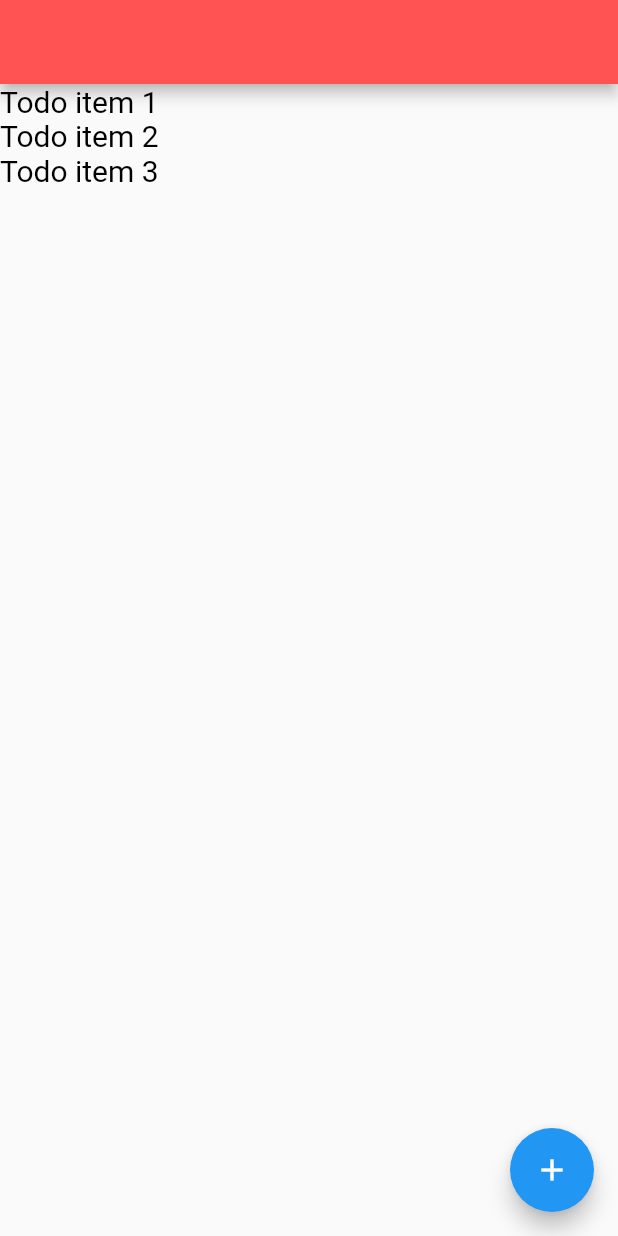
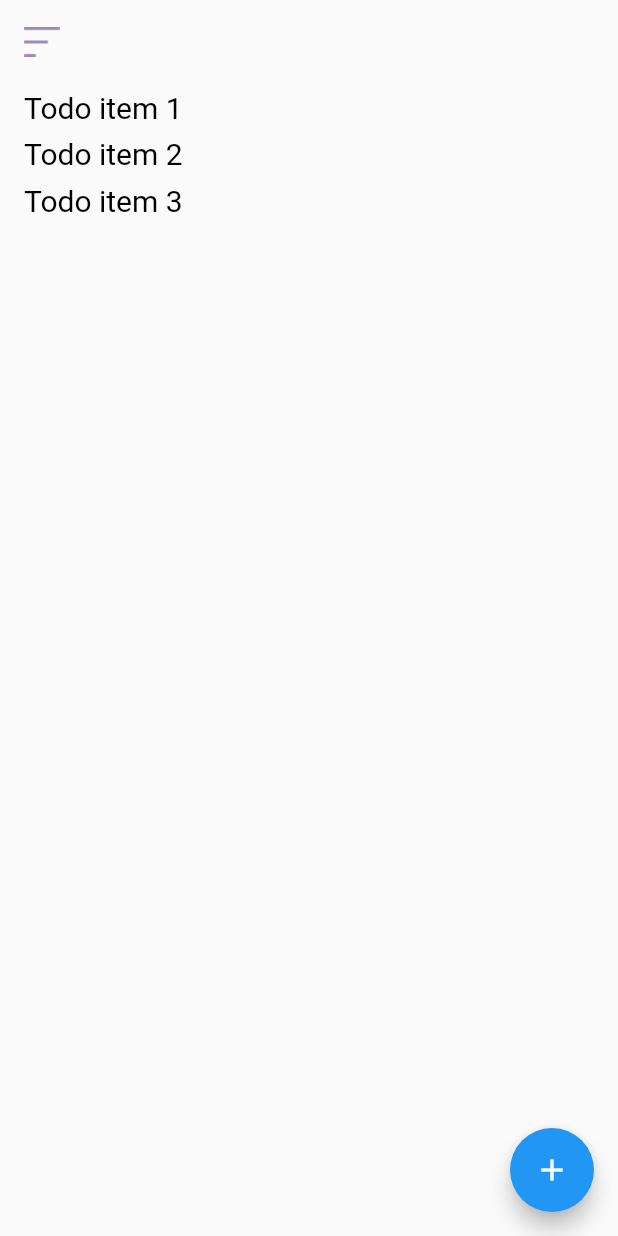
Before and after one commit to AhmedOsman07/todo_app, a Flutter app: the screen it shows after launch, on a phone screen of 412 x 824 dp. Run offline on Flutter 3.47's test engine with Material 2 defaults, Android fonts, the phone set to English and light mode, and no system bars; our stand-ins replace dio.

Commit message:
update2.0
update in pubspec to allow assets.

update in home to add todo and explantion missing for callback.

update in home to use imageAsset

```diff
--- a/lib/ui/home/component/todo_item_cell.dart
+++ b/lib/ui/home/component/todo_item_cell.dart
@@ -3,11 +3,11 @@ import 'package:flutter/material.dart';
 import '../../../model/todo_item_model.dart';
 
 class TodoItemCell extends StatefulWidget {
-  const TodoItemCell({Key? key, required this.item, required this.onUpdate})
+  const TodoItemCell({Key? key, required this.item, required this.onUpdateCallback})
       : super(key: key);
 
   final TodoItem item;
-  final void Function(bool) onUpdate;
+  final void Function(bool) onUpdateCallback;
 
   @override
   State<TodoItemCell> createState() => _TodoItemCellState();
@@ -25,16 +25,20 @@ class _TodoItemCellState extends State<TodoItemCell> {
 
   @override
   Widget build(BuildContext context) {
-    return GestureDetector(
+    return Container(
+      // color: Colors.black,
+      padding: const EdgeInsets.symmetric(horizontal: 16.0,vertical: 4),
+      child: GestureDetector(
           onTap: () {
             setState(() {
               isSelected = !isSelected;
             });
 
-          widget.onUpdate(isSelected);
+            widget.onUpdateCallback(isSelected);
           },
           child: Text(widget.item.text,
               style: TextStyle(
-                fontSize: 20, color: isSelected ? Colors.red : Colors.black)));
+                  fontSize: 20, color: isSelected ? Colors.red : Colors.black))),
+    );
   }
 }
--- a/lib/ui/home/home.dart
+++ b/lib/ui/home/home.dart
@@ -51,7 +51,9 @@ class _MyHomePageState extends State<MyHomePage> {
   Widget build(BuildContext context) {
     return Scaffold(
       appBar: AppBar(
-        backgroundColor: Colors.redAccent,
+        backgroundColor: Colors.transparent,
+        elevation: 0,
+        leading: Image.asset("assets/icons/menu_item.png"),
         // title: Text(widget.title),
       ),
       body:
@@ -70,8 +72,11 @@ class _MyHomePageState extends State<MyHomePage> {
         itemBuilder: (_, itemIndex) {
           return TodoItemCell(
               item: items[itemIndex],
-              onUpdate: (bool isSelected) {
+              onUpdateCallback: (bool isSelected) {
+                // in flutter we can pass functions as callbacks to other widgets.
+                // this is a callback to update the array item
                 items[itemIndex].isSelected = isSelected;
+
               });
         },
         itemCount: items.length,
--- a/pubspec.yaml
+++ b/pubspec.yaml
@@ -58,10 +58,14 @@ flutter:
   # the material Icons class.
   uses-material-design: true
 
+
+
   # To add assets to your application, add an assets section, like this:
   # assets:
   #   - images/a_dot_burr.jpeg
   #   - images/a_dot_ham.jpeg
+  assets:
+    - assets/icons/
 
   # An image asset can refer to one or more resolution-specific "variants", see
   # https://flutter.dev/assets-and-images/#resolution-aware
```
Also changed, not shown: assets/icons/menu_item.png (renamed from assets/menu_item.png). Lines whose indentation alone changed are shown as unchanged.
